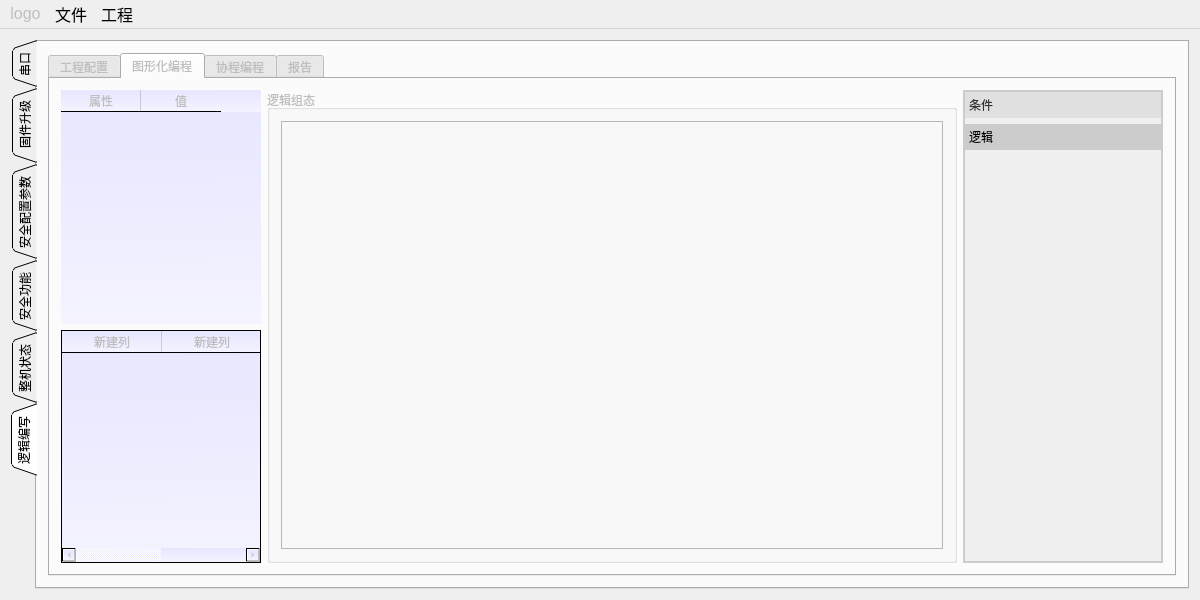
The window that mainwindow.ui (su0814/qt_spc100) describes before a commit, drawn with Qt 5.
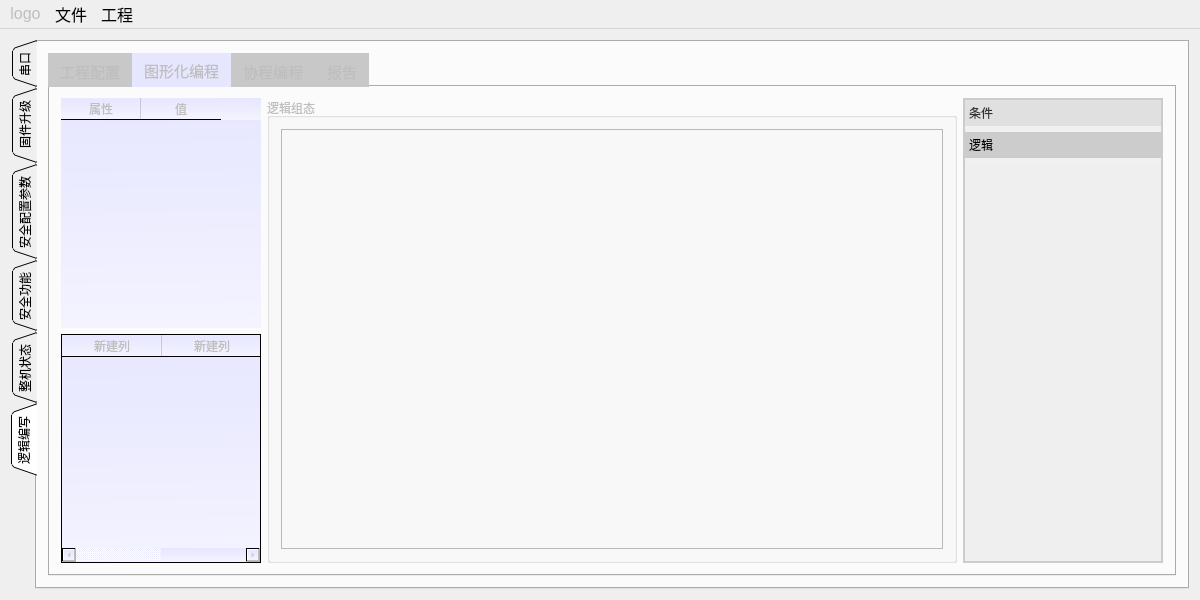
The same window after the commit. The open tabs and pages were chosen to show the change.

```diff
--- a/mainwindow.ui
+++ b/mainwindow.ui
@@ -4797,6 +4797,19 @@
           <property name="enabled">
            <bool>false</bool>
           </property>
+          <property name="font">
+           <font>
+            <family>幼圆</family>
+            <pointsize>11</pointsize>
+           </font>
+          </property>
+          <property name="styleSheet">
+           <string notr="true">QTabBar::tab:selected { background-color: rgb(230,230,255); }
+QTabBar::tab:!selected { background-color: rgb(200,200,200); }</string>
+          </property>
+          <property name="tabShape">
+           <enum>QTabWidget::Rounded</enum>
+          </property>
           <property name="currentIndex">
            <number>3</number>
           </property>
@@ -5305,8 +5318,8 @@
                 <rect>
                  <x>0</x>
                  <y>0</y>
-                 <width>16</width>
-                 <height>16</height>
+                 <width>196</width>
+                 <height>457</height>
                 </rect>
                </property>
                <attribute name="label">
```
Left out of the diff: 4 changed lines with no effect on the pictures.
